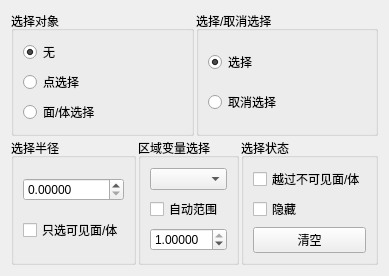
The window that Qt/Resources/UI/SelectionView.ui (hu-shuhan/editOpeniGame) describes before a commit, drawn with Qt 5.
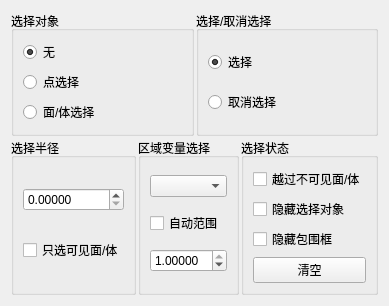
The same window after the commit.

Commit message: fix the crush bug of select. update the bounding box of cell select

What changed in the file:
```diff
--- a/Qt/Resources/UI/SelectionView.ui
+++ b/Qt/Resources/UI/SelectionView.ui
@@ -6,8 +6,8 @@
    <rect>
     <x>0</x>
     <y>0</y>
-    <width>280</width>
-    <height>234</height>
+    <width>285</width>
+    <height>295</height>
    </rect>
   </property>
   <property name="windowTitle">
@@ -172,7 +172,14 @@
         <item>
          <widget class="QCheckBox" name="noneSelectionState">
           <property name="text">
-           <string>隐藏</string>
+           <string>隐藏选择对象</string>
+          </property>
+         </widget>
+        </item>
+        <item>
+         <widget class="QCheckBox" name="noneSelectBox">
+          <property name="text">
+           <string>隐藏包围框</string>
           </property>
          </widget>
         </item>
```
The commit also changes 10 other files.
